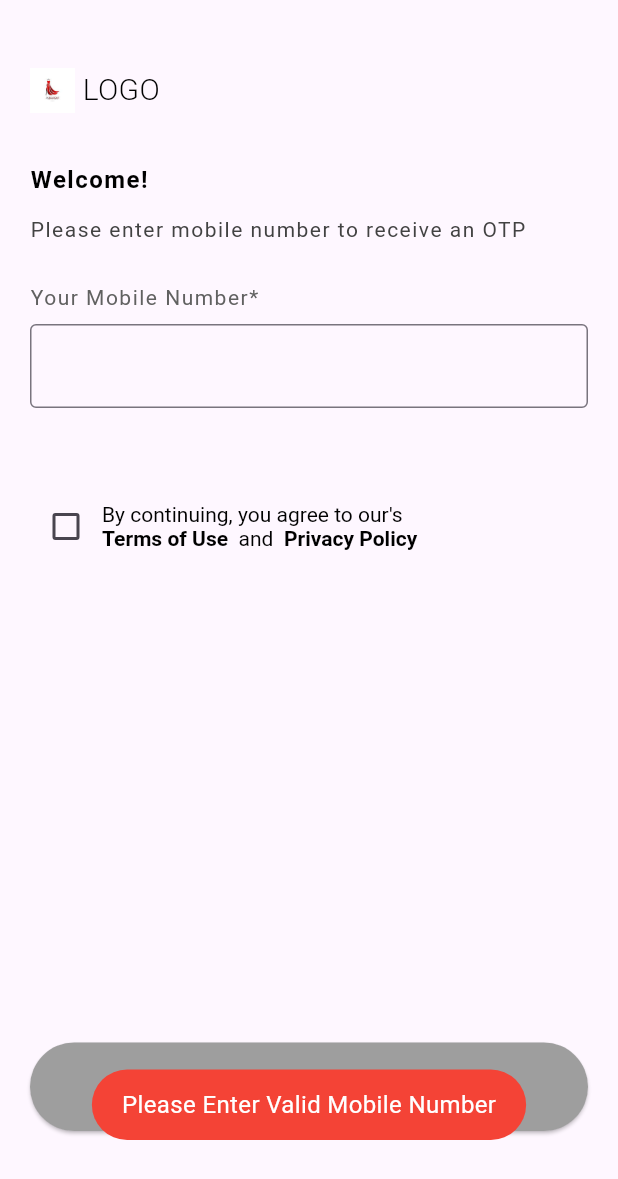
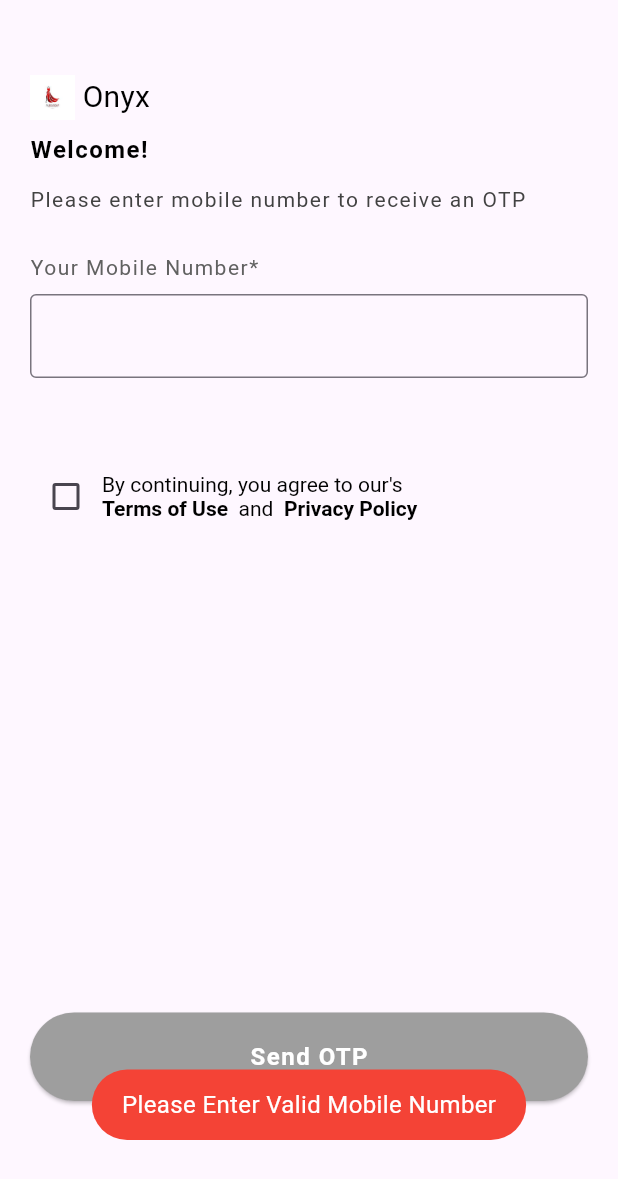
Before and after one commit to snehalshirke/onyx, a Flutter app: the screen it shows after launch, after a tap on "Send OTP", on a phone screen of 412 x 824 dp. Shown: the top 1179 px of the screen. Run offline on Flutter 3.47's test engine with Material 3 defaults, Android fonts, the phone set to English and light mode, and no system bars; our stand-ins replace another_flushbar, fluttertoast, shared_preferences; Roboto replaces fonts that are missing (Lato-Bold.ttf, Lato-Light.ttf).

Commit message:
font added

```diff
--- a/lib/view/login_screen.dart
+++ b/lib/view/login_screen.dart
@@ -2,7 +2,7 @@ import 'package:flutter/material.dart';
 import 'package:fluttertoast/fluttertoast.dart';
 
 class LoginScreen extends StatefulWidget {
-  const LoginScreen({super.key});
+  const LoginScreen({Key? key}) : super(key: key);
 
   @override
   State<LoginScreen> createState() => _LoginScreenState();
@@ -15,10 +15,9 @@ class _LoginScreenState extends State<LoginScreen> {
   @override
   Widget build(BuildContext context) {
     return Scaffold(
-      body: ListView(children: [
-        Center(
+      body: SingleChildScrollView(
         child: Padding(
-            padding: const EdgeInsets.all(20.0),
+          padding: const EdgeInsets.fromLTRB(20, 50, 20, 20),
           child: Column(
             crossAxisAlignment: CrossAxisAlignment.start,
             children: [
@@ -30,18 +29,15 @@ class _LoginScreenState extends State<LoginScreen> {
                     width: 30,
                     height: 30,
                   ),
-                    const SizedBox(
-                      width: 5,
-                      height: 80,
-                    ),
+                  const SizedBox(width: 5),
                   const Text(
-                      'LOGO',
+                    'Onyx',
                     style: TextStyle(
                         color: Colors.black,
                         fontSize: 20,
-                        fontWeight: FontWeight.w300,
-                        fontFamily: 'Lato-Light.ttf',
-                      ),
+                        fontWeight: FontWeight.w400,
+                        fontFamily: 'Lato-Bold.ttf',
+                        letterSpacing: 0.2),
                   ),
                 ],
               ),
@@ -125,7 +121,7 @@ class _LoginScreenState extends State<LoginScreen> {
               Row(
                 children: [
                   Checkbox(value: false, onChanged: (bool? value) {}),
-                    Flexible(
+                  Expanded(
                     child: RichText(
                       text: const TextSpan(
                         style: TextStyle(
@@ -180,24 +176,17 @@ class _LoginScreenState extends State<LoginScreen> {
                     setState(() {
                       isvisible = !isvisible;
                     });
-                      // Handle button press
-                      // Navigator.pop(context);
                     if (_mobileNumberController.text.length == 10) {
                       Navigator.pushNamed(context, 'otpverification');
                     } else {
                       Fluttertoast.showToast(
                         msg: "Please Enter Valid Mobile Number",
-                          toastLength: Toast
-                              .LENGTH_SHORT, // Duration for which the toast should be visible
-                          gravity: ToastGravity
-                              .BOTTOM, // Position of the toast message on the screen
-                          timeInSecForIosWeb:
-                              1, // Time for which the message will be displayed on the screen
-                          backgroundColor: Colors
-                              .red, // Background color of the toast message
-                          textColor:
-                              Colors.white, // Text color of the toast message
-                          fontSize: 16.0, // Font size of the toast message text
+                        toastLength: Toast.LENGTH_SHORT,
+                        gravity: ToastGravity.BOTTOM,
+                        timeInSecForIosWeb: 1,
+                        backgroundColor: Colors.red,
+                        textColor: Colors.white,
+                        fontSize: 16.0,
                       );
                     }
                   },
@@ -230,7 +219,6 @@ class _LoginScreenState extends State<LoginScreen> {
           ),
         ),
       ),
-      ]),
     );
   }
 
--- a/pubspec.yaml
+++ b/pubspec.yaml
@@ -82,7 +82,7 @@ flutter:
   fonts:
     - family: FontMain
       fonts:
-       - asset: assets/fonts/Lato-Light.ttf
+       - asset: assets/fonts/
   #       - asset: fonts/Schyler-Italic.ttf
   #         style: italic
   #   - family: Trajan Pro
```
Also changed, not shown: assets/fonts/Lato-Bold.ttf (added). Lines whose indentation alone changed are shown as unchanged.
